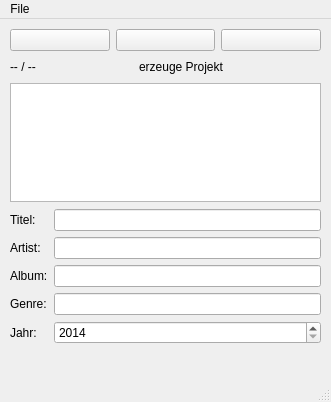
The window that ui/godi_rec.ui (quitejonny/godirec) describes before a commit, drawn with Qt 5.
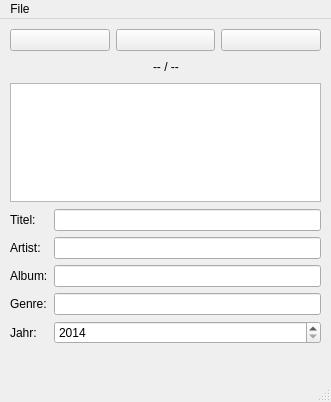
The same window after the commit. Icons and pictures are not drawn.

Commit message: logic for 3 buttons implemented and some GUI features

What changed in the file:
```diff
--- a/ui/godi_rec.ui
+++ b/ui/godi_rec.ui
@@ -71,13 +71,6 @@
      </item>
      <item>
       <layout class="QHBoxLayout" name="horizontalLayout_2">
-       <item>
-        <widget class="QLabel" name="LabelTime">
-         <property name="text">
-          <string>-- / --</string>
-         </property>
-        </widget>
-       </item>
        <item>
         <spacer name="horizontalSpacer">
          <property name="orientation">
@@ -92,9 +85,9 @@
         </spacer>
        </item>
        <item>
-        <widget class="QLabel" name="LabelProjekt">
+        <widget class="QLabel" name="LabelTime">
          <property name="text">
-          <string>erzeuge Projekt</string>
+          <string>-- / --</string>
          </property>
         </widget>
        </item>
```
Left out of the diff: 4 changed lines with no effect on the pictures. The commit also changes 2 other files.
